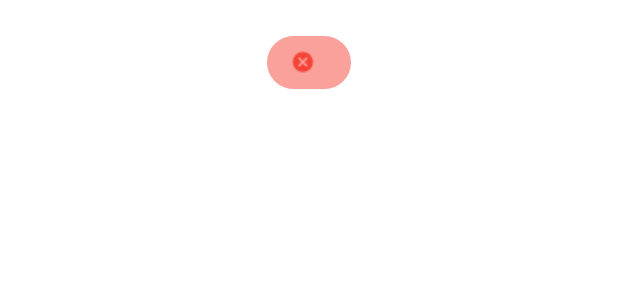
After one commit to IvonKhalif/SIDESA, an Android app: the layout square_toast_format.xml on its own in the app's theme, with its tools: preview values and no code run, on a phone screen of 412 x 824 dp. The commit adds this screen. Shown: the top 300 px of the screen. Run offline under Robolectric (Android 15) with nearby library versions, the phone set to English and light mode, and no system bars.

Commit message:
chros(loading+lightmode+toast) add widget loading, toast and set force light mode

```diff
--- a/app/src/main/java/com/gov/sidesa/App.kt
+++ b/app/src/main/java/com/gov/sidesa/App.kt
@@ -1,6 +1,7 @@
 package com.gov.sidesa
 
 import android.content.Context
+import androidx.appcompat.app.AppCompatDelegate
 import androidx.multidex.MultiDex
 import androidx.multidex.MultiDexApplication
 import com.gov.sidesa.utils.PreferenceUtils
@@ -29,6 +30,7 @@ class App : MultiDexApplication() {
                 )
             )
         }
+        AppCompatDelegate.setDefaultNightMode(AppCompatDelegate.MODE_NIGHT_NO)
         AndroidThreeTen.init(this)
         PreferenceUtils.with(this)
     }
--- a/app/src/main/res/drawable/square_background_with_solid_blue50_color.xml
+++ b/app/src/main/res/drawable/square_background_with_solid_blue50_color.xml
@@ -1,6 +1,6 @@
 <?xml version="1.0" encoding="utf-8"?>
 <shape xmlns:android="http://schemas.android.com/apk/res/android"
     android:shape="rectangle">
-    <corners android:radius="5dp" />
+    <corners android:radius="50dp" />
     <solid android:color="@color/blue50_C7E5FC" />
 </shape>
--- a/app/src/main/res/drawable/square_background_with_solid_red50_color.xml
+++ b/app/src/main/res/drawable/square_background_with_solid_red50_color.xml
@@ -1,6 +1,6 @@
 <?xml version="1.0" encoding="utf-8"?>
 <shape xmlns:android="http://schemas.android.com/apk/res/android"
     android:shape="rectangle">
-    <corners android:radius="5dp" />
+    <corners android:radius="50dp" />
     <solid android:color="@color/red50_F9A19A" />
 </shape>
--- /dev/null
+++ b/app/src/main/res/layout/square_toast_format.xml
@@ -0,0 +1,28 @@
+<?xml version="1.0" encoding="utf-8"?>
+
+<androidx.constraintlayout.widget.ConstraintLayout xmlns:android="http://schemas.android.com/apk/res/android"
+    xmlns:app="http://schemas.android.com/apk/res-auto"
+    android:layout_width="match_parent"
+    android:layout_height="wrap_content">
+
+    <androidx.appcompat.widget.AppCompatTextView
+        android:id="@+id/text_toast_message"
+        android:layout_width="wrap_content"
+        android:layout_height="wrap_content"
+        android:layout_marginStart="@dimen/margin_container"
+        android:layout_marginTop="24dp"
+        android:layout_marginEnd="@dimen/margin_container"
+        android:background="@drawable/square_background_with_solid_red50_color"
+        android:drawableStart="@drawable/ic_cross"
+        android:drawablePadding="8dp"
+        android:gravity="center"
+        android:paddingVertical="8dp"
+        android:paddingHorizontal="16dp"
+        android:textAppearance="@style/Medium"
+        android:textColor="@color/red_F44336"
+        app:layout_constraintBottom_toBottomOf="parent"
+        app:layout_constraintEnd_toEndOf="parent"
+        app:layout_constraintStart_toStartOf="parent"
+        app:layout_constraintTop_toTopOf="parent" />
+
+</androidx.constraintlayout.widget.ConstraintLayout>
--- a/app/src/main/res/values/strings.xml
+++ b/app/src/main/res/values/strings.xml
@@ -108,6 +108,7 @@
 
     <string name="hello_first_fragment">Hello first fragment</string>
     <string name="hello_second_fragment">Hello second fragment. Arg: %1$s</string>
+    <string name="loading">Loading...</string>
 
     <!--GENDER-->
     <string-array name="gender">
```
Also changed, not shown: app/src/main/java/com/gov/sidesa/base/BaseActivity.kt (+116 -11 lines), app/src/main/java/com/gov/sidesa/base/BaseBottomSheet.kt (added, +33 -0 lines), app/src/main/java/com/gov/sidesa/ui/widget/LoadingDialogWidget.kt (added, +37 -0 lines), app/src/main/java/com/gov/sidesa/utils/extension/FragmentExtension.kt (added, +33 -0 lines), app/src/main/res/layout/default_loading.xml (added, +36 -0 lines).
